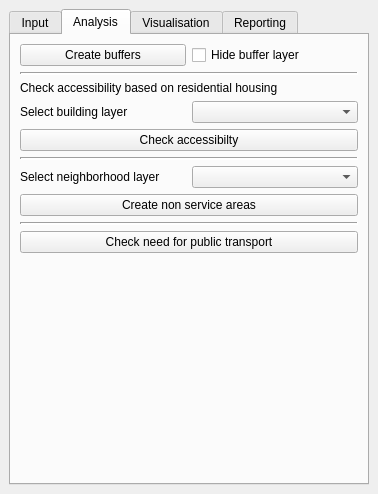
This is SpatialDecision/spatial_decision_dockwidget_base.ui in Matthie456/Bon_DenDuijn as Qt 5 draws it before an edit. The edited form follows.
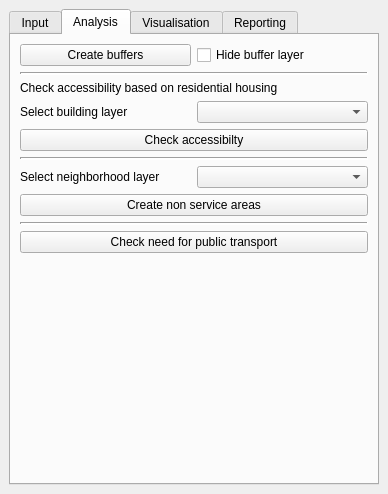
This is the edited form. The open tabs and pages were chosen to show the change.

What changed in the file:
```diff
--- a/SpatialDecision/spatial_decision_dockwidget_base.ui
+++ b/SpatialDecision/spatial_decision_dockwidget_base.ui
@@ -6,7 +6,7 @@
    <rect>
     <x>0</x>
     <y>0</y>
-    <width>378</width>
+    <width>388</width>
     <height>494</height>
    </rect>
   </property>
@@ -139,14 +139,14 @@
            </widget>
           </item>
           <item>
+           <layout class="QVBoxLayout" name="verticalLayout_4">
+            <item>
            <widget class="QLabel" name="checkaccessibilityLabel">
             <property name="text">
              <string>Check accessibility based on residential housing</string>
             </property>
            </widget>
           </item>
-          <item>
-           <layout class="QVBoxLayout" name="verticalLayout_4">
             <item>
              <layout class="QHBoxLayout" name="horizontalLayout_4">
               <item>
```
Lines whose indentation alone changed are shown as unchanged.
